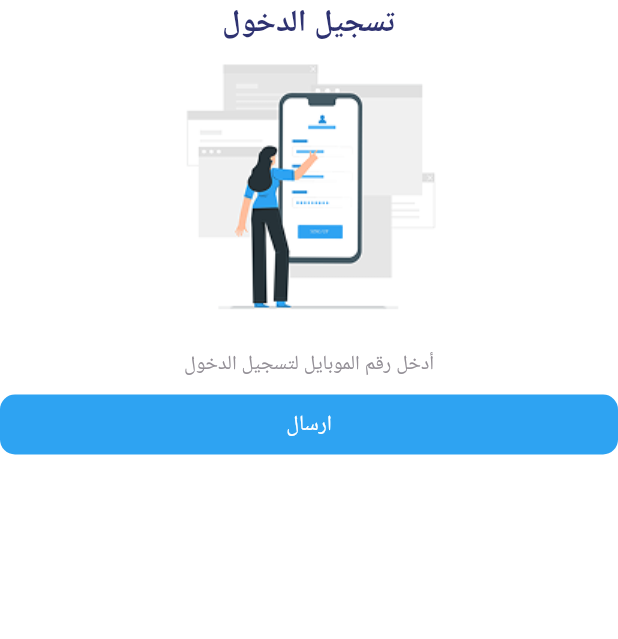
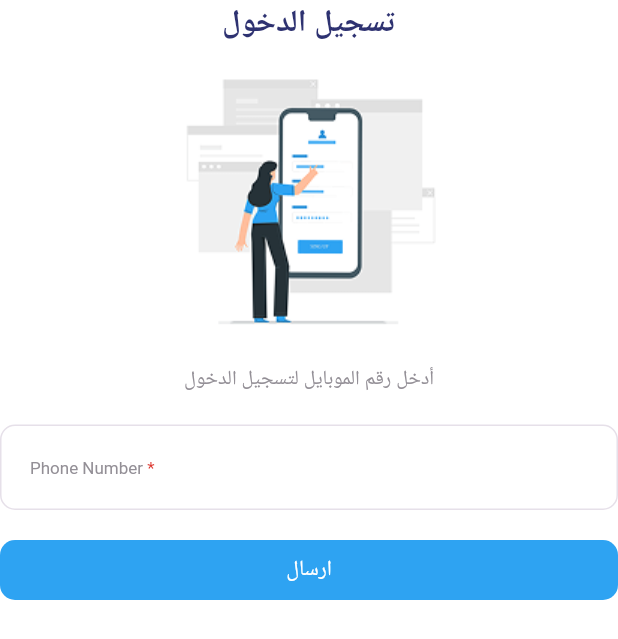
Before and after one commit to NazeeraAlkhoury/HomeClean, a Flutter app: the screen it shows after launch, on a phone screen of 412 x 824 dp. Shown: the top 639 px of the screen. Run offline on Flutter 3.47's test engine with Material 3 defaults, Android fonts, the phone set to English and light mode, and no system bars; our stand-ins replace google_fonts; Roboto replaces fonts that are missing (Cairo).

Commit message:
Create CustomFormField

```diff
--- a/lib/core/utils/app_colors.dart
+++ b/lib/core/utils/app_colors.dart
@@ -12,4 +12,5 @@ abstract class AppColors {
   static const Color darkGreyColor = Color(0xff938F96);
   static const Color greyColor = Color(0xffCAC5CD);
   static const Color lightGreyColor = Color(0xffE6E0E9);
+  static const Color blackColor = Color(0xff000000);
 }
--- a/lib/core/utils/app_text_styles.dart
+++ b/lib/core/utils/app_text_styles.dart
@@ -11,6 +11,18 @@ abstract class AppTextStyles {
   static TextStyle styleRegular13(BuildContext context) => TextStyle(
         color: AppColors.darkGreyColor,
         fontSize: getResponsiveFontSize(context, fontSize: 13),
+        fontWeight: FontWeight.normal,
+      );
+
+  static TextStyle styleRegular11(BuildContext context) => TextStyle(
+        color: AppColors.darkGreyColor,
+        fontSize: getResponsiveFontSize(context, fontSize: 11),
+        fontWeight: FontWeight.normal,
+      );
+
+  static TextStyle styleRegular16(BuildContext context) => TextStyle(
+        color: AppColors.blackColor,
+        fontSize: getResponsiveFontSize(context, fontSize: 16),
         fontWeight: FontWeight.normal,
       );
 
--- /dev/null
+++ b/lib/modules/authentication/presentation/widgets/custom_form_field.dart
@@ -0,0 +1,62 @@
+import 'package:flutter/material.dart';
+import 'package:flutter/services.dart';
+import 'package:homeclean/core/utils/app_colors.dart';
+import 'package:homeclean/core/utils/app_text_styles.dart';
+
+class CustomFormField extends StatelessWidget {
+  const CustomFormField({super.key});
+
+  @override
+  Widget build(BuildContext context) {
+    TextEditingController controller = TextEditingController();
+    return TextFormField(
+      controller: controller,
+      keyboardType: TextInputType.phone,
+      inputFormatters: <TextInputFormatter>[
+        FilteringTextInputFormatter.digitsOnly,
+      ],
+      style: AppTextStyles.styleRegular16(context),
+      decoration: InputDecoration(
+        border: getOutLineBorder(),
+        focusedBorder: getOutLineBorder(),
+        enabledBorder: getOutLineBorder(),
+        disabledBorder: getOutLineBorder(),
+        errorBorder: getOutLineBorder(),
+        //prefixText: '+966',
+        // hintStyle: AppTextStyles.styleBold14(context).copyWith(
+        //   fontWeight: FontWeight.w400,
+        // ),
+        hintText: '0966205081',
+        hintStyle: AppTextStyles.styleRegular16(context)
+            .copyWith(color: AppColors.greyColor),
+        label: RichText(
+          textAlign: TextAlign.center,
+          text: TextSpan(
+            text: 'Phone Number ',
+            style: AppTextStyles.styleRegular11(context),
+            children: [
+              TextSpan(
+                text: '*',
+                style: AppTextStyles.styleRegular11(context)
+                    .copyWith(color: AppColors.redColor),
+              ),
+            ],
+          ),
+        ),
+        isDense: true,
+        contentPadding:
+            const EdgeInsets.symmetric(vertical: 16, horizontal: 16),
+      ),
+    );
+  }
+
+  OutlineInputBorder getOutLineBorder() {
+    return OutlineInputBorder(
+      borderSide: const BorderSide(
+        width: 1,
+        color: AppColors.lightGreyColor,
+      ),
+      borderRadius: BorderRadius.circular(10),
+    );
+  }
+}
--- a/lib/modules/authentication/presentation/widgets/login_screen_body.dart
+++ b/lib/modules/authentication/presentation/widgets/login_screen_body.dart
@@ -1,8 +1,10 @@
 import 'package:flutter/material.dart';
+
 import 'package:homeclean/core/utils/app_image_assets.dart';
 
 import 'package:homeclean/core/utils/app_text_styles.dart';
 import 'package:homeclean/core/widgets/app_button.dart';
+import 'package:homeclean/modules/authentication/presentation/widgets/custom_form_field.dart';
 
 class LoginScreenBody extends StatelessWidget {
   const LoginScreenBody({super.key});
@@ -17,13 +19,9 @@ class LoginScreenBody extends StatelessWidget {
               'تسجيل الدخول',
               style: AppTextStyles.styleBold20(context),
             ),
-            // SizedBox(
-            //   height: 10,
-            // ),
-            // SvgPicture.asset(AppImageAssets.privacyPolicy,
-            //     placeholderBuilder: (BuildContext context) =>
-            //         const CircularProgressIndicator(),
-            //     fit: BoxFit.contain),
+            const SizedBox(
+              height: 10,
+            ),
             Image.asset(AppImageAssets.mobileLogin),
             const SizedBox(
               height: 10,
@@ -33,7 +31,11 @@ class LoginScreenBody extends StatelessWidget {
               style: AppTextStyles.styleRegular13(context),
             ),
             const SizedBox(
-              height: 10,
+              height: 20,
+            ),
+            const CustomFormField(),
+            const SizedBox(
+              height: 20,
             ),
             AppButton(
               label: 'ارسال',
```
